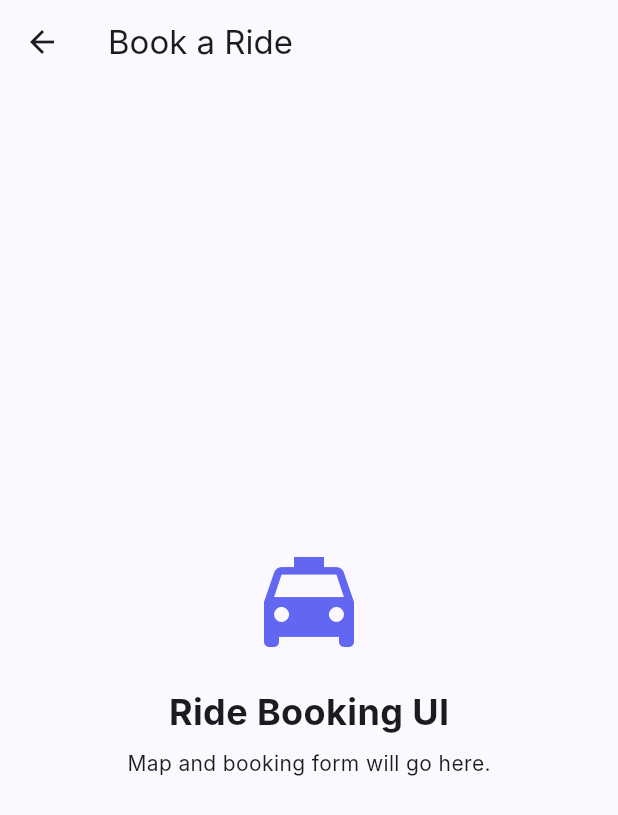
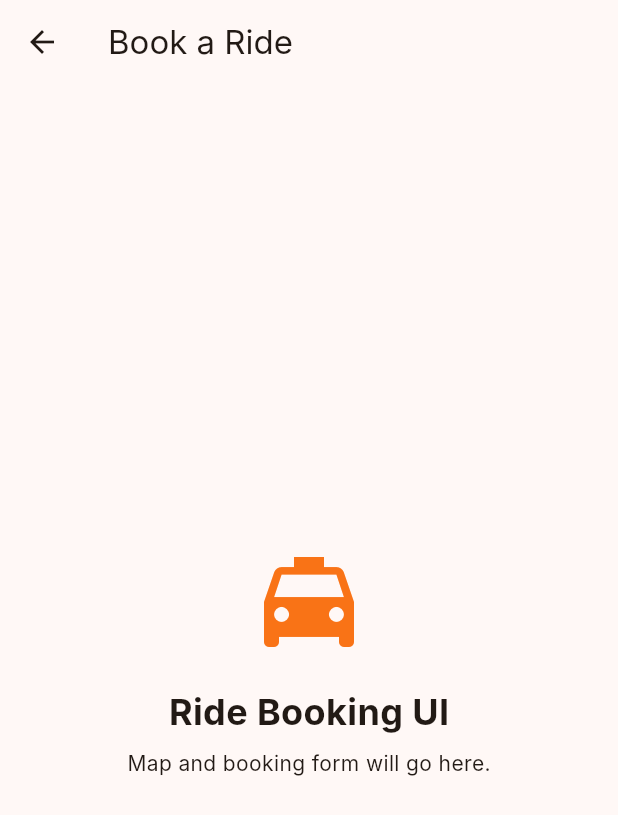
Before and after one commit to manjot/RideMyCars, a Flutter app: the screen it shows after launch, after a tap on "Ride", on a phone screen of 412 x 824 dp. Shown: the top 815 px of the screen. Run offline on Flutter 3.47's test engine with Material 3 defaults, Android fonts, the phone set to English and light mode, and no system bars; our stand-ins replace go_router; Roboto replaces fonts that are missing (Inter).

Commit message:
Update Flutter app UI to use Orange color scheme to match web app

```diff
--- a/flutter_app/lib/main.dart
+++ b/flutter_app/lib/main.dart
@@ -41,7 +41,7 @@ class RideMyCarsApp extends StatelessWidget {
       debugShowCheckedModeBanner: false,
       theme: ThemeData(
         colorScheme: ColorScheme.fromSeed(
-          seedColor: const Color(0xFF6366F1), // Indigo 500
+          seedColor: const Color(0xFFF97316), // Orange 500
           brightness: Brightness.light,
         ),
         useMaterial3: true,
@@ -49,7 +49,7 @@ class RideMyCarsApp extends StatelessWidget {
       ),
       darkTheme: ThemeData(
         colorScheme: ColorScheme.fromSeed(
-          seedColor: const Color(0xFF6366F1),
+          seedColor: const Color(0xFFF97316),
           brightness: Brightness.dark,
         ),
         useMaterial3: true,
--- a/flutter_app/lib/screens/hire_screen.dart
+++ b/flutter_app/lib/screens/hire_screen.dart
@@ -11,7 +11,7 @@ class HireScreen extends StatelessWidget {
         child: Column(
           mainAxisAlignment: MainAxisAlignment.center,
           children: [
-            const Icon(Icons.person_search, size: 80, color: Color(0xFF6366F1)),
+            const Icon(Icons.person_search, size: 80, color: Color(0xFFF97316)),
             const SizedBox(height: 16),
             const Text('Hire Driver UI', style: TextStyle(fontSize: 24, fontWeight: FontWeight.bold)),
             const SizedBox(height: 8),
--- a/flutter_app/lib/screens/home_screen.dart
+++ b/flutter_app/lib/screens/home_screen.dart
@@ -19,7 +19,7 @@ class HomeScreen extends StatelessWidget {
             padding: const EdgeInsets.only(right: 16.0),
             child: ElevatedButton(
               style: ElevatedButton.styleFrom(
-                backgroundColor: const Color(0xFF6366F1),
+                backgroundColor: const Color(0xFFF97316),
                 foregroundColor: Colors.white,
               ),
               onPressed: () {},
@@ -35,10 +35,22 @@ class HomeScreen extends StatelessWidget {
             mainAxisAlignment: MainAxisAlignment.center,
             crossAxisAlignment: CrossAxisAlignment.stretch,
             children: [
-              const Text(
-                'One App.\nThree Ways to Move.',
-                style: TextStyle(fontSize: 42, fontWeight: FontWeight.bold, height: 1.1),
+              RichText(
                 textAlign: TextAlign.center,
+                text: TextSpan(
+                  style: TextStyle(
+                    fontSize: 42,
+                    fontWeight: FontWeight.bold,
+                    height: 1.1,
+                    color: Theme.of(context).colorScheme.onSurface,
+                    fontFamily: 'Inter',
+                  ),
+                  children: const [
+                    TextSpan(text: 'One App.\n'),
+                    TextSpan(text: 'Three Ways\n', style: TextStyle(color: Color(0xFFF97316))),
+                    TextSpan(text: 'to Move.'),
+                  ],
+                ),
               ),
               const SizedBox(height: 24),
               const Text(
@@ -99,7 +111,7 @@ class _ServiceCard extends StatelessWidget {
         ),
         child: Column(
           children: [
-            Icon(icon, size: 48, color: const Color(0xFF6366F1)),
+            Icon(icon, size: 48, color: const Color(0xFFF97316)),
             const SizedBox(height: 12),
             Text(title, style: const TextStyle(fontWeight: FontWeight.w600)),
           ],
--- a/flutter_app/lib/screens/rent_screen.dart
+++ b/flutter_app/lib/screens/rent_screen.dart
@@ -11,7 +11,7 @@ class RentScreen extends StatelessWidget {
         child: Column(
           mainAxisAlignment: MainAxisAlignment.center,
           children: [
-            const Icon(Icons.car_rental, size: 80, color: Color(0xFF6366F1)),
+            const Icon(Icons.car_rental, size: 80, color: Color(0xFFF97316)),
             const SizedBox(height: 16),
             const Text('Vehicle Rental UI', style: TextStyle(fontSize: 24, fontWeight: FontWeight.bold)),
             const SizedBox(height: 8),
--- a/flutter_app/lib/screens/ride_screen.dart
+++ b/flutter_app/lib/screens/ride_screen.dart
@@ -11,7 +11,7 @@ class RideScreen extends StatelessWidget {
         child: Column(
           mainAxisAlignment: MainAxisAlignment.center,
           children: [
-            const Icon(Icons.local_taxi, size: 80, color: Color(0xFF6366F1)),
+            const Icon(Icons.local_taxi, size: 80, color: Color(0xFFF97316)),
             const SizedBox(height: 16),
             const Text('Ride Booking UI', style: TextStyle(fontSize: 24, fontWeight: FontWeight.bold)),
             const SizedBox(height: 8),
```
